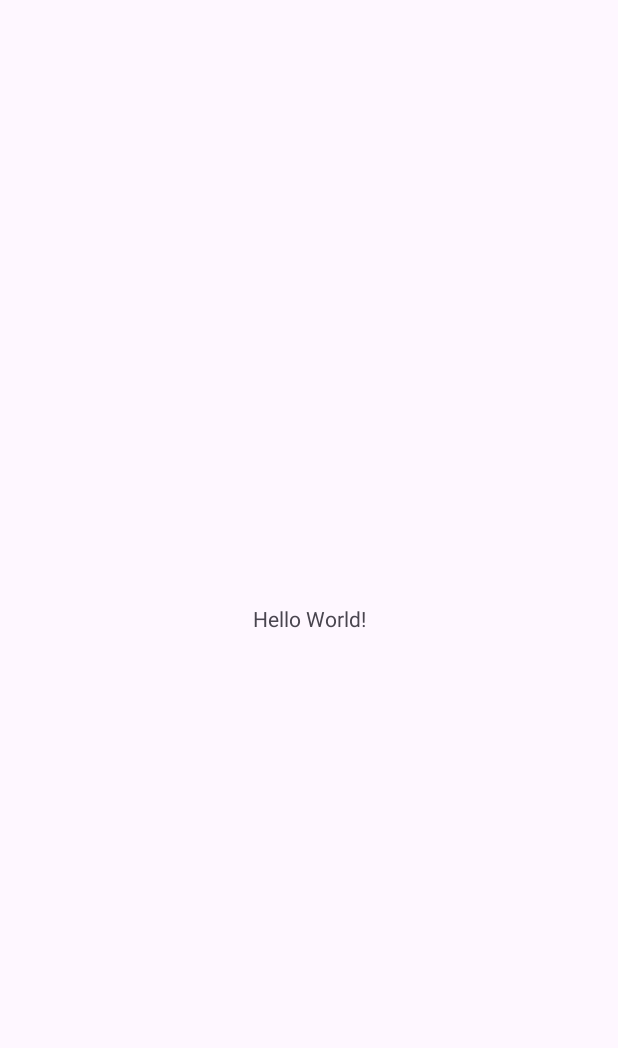
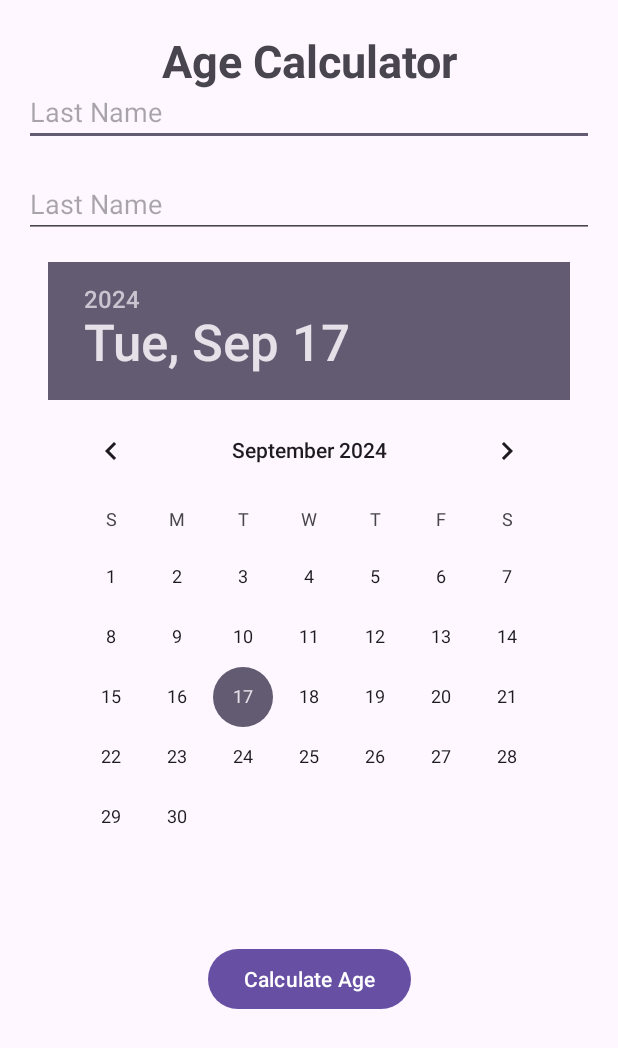
Before and after one commit to rjo5364/SWENG888-Practice-I, an Android app: the screen it shows after launch (MainActivity), on a phone screen of 412 x 824 dp. Before the commit the part shown is almost empty. Shown: the top 1048 px of the screen. Run offline under Robolectric (Android 15) with nearby library versions, the phone set to English and light mode, and no system bars.

Commit message:
Created UI in Activty Main XML

```diff
--- a/app/src/main/res/layout/activity_main.xml
+++ b/app/src/main/res/layout/activity_main.xml
@@ -6,14 +6,65 @@
     android:layout_width="match_parent"
     android:layout_height="match_parent"
     tools:context=".MainActivity">
-
     <TextView
-        android:layout_width="wrap_content"
-        android:layout_height="wrap_content"
-        android:text="Hello World!"
+        android:id="@+id/ScreenTitle"
+        android:layout_width="match_parent"
+        android:layout_height="match_parent"
+        android:gravity="center_horizontal"
+        android:layout_marginTop="20dp"
+        android:text="@string/app_name"
+        android:textStyle="bold"
+        android:textSize="30sp"
         app:layout_constraintBottom_toBottomOf="parent"
         app:layout_constraintEnd_toEndOf="parent"
         app:layout_constraintStart_toStartOf="parent"
         app:layout_constraintTop_toTopOf="parent" />
 
+    <!-- First Name Input Field -->
+    <EditText
+        android:id="@+id/firstNameEditText"
+        android:layout_width="0dp"
+        android:layout_height="wrap_content"
+        android:hint="@string/lName"
+        android:layout_marginStart="16dp"
+        android:layout_marginEnd="16dp"
+        android:layout_marginTop="32dp"
+        app:layout_constraintTop_toTopOf="@+id/ScreenTitle"
+        app:layout_constraintStart_toStartOf="parent"
+        app:layout_constraintEnd_toEndOf="parent" />
+
+    <!-- Last Name Input Field -->
+    <EditText
+        android:id="@+id/lastNameEditText"
+        android:layout_width="0dp"
+        android:layout_height="wrap_content"
+        android:hint="@string/lName"
+        android:layout_marginStart="16dp"
+        android:layout_marginEnd="16dp"
+        android:layout_marginTop="16dp"
+        app:layout_constraintTop_toBottomOf="@id/firstNameEditText"
+        app:layout_constraintStart_toStartOf="parent"
+        app:layout_constraintEnd_toEndOf="parent" />
+
+    <!-- Date of Birth DatePicker -->
+    <DatePicker
+        android:id="@+id/datePicker"
+        android:layout_width="wrap_content"
+        android:layout_height="wrap_content"
+        android:calendarViewShown="false"
+        android:layout_marginTop="16dp"
+        app:layout_constraintTop_toBottomOf="@id/lastNameEditText"
+        app:layout_constraintStart_toStartOf="parent"
+        app:layout_constraintEnd_toEndOf="parent" />
+
+    <!-- Calculate Age Button -->
+    <Button
+        android:id="@+id/calculateAgeButton"
+        android:layout_width="wrap_content"
+        android:layout_height="wrap_content"
+        android:text="@string/bText"
+        android:layout_marginTop="24dp"
+        app:layout_constraintTop_toBottomOf="@id/datePicker"
+        app:layout_constraintStart_toStartOf="parent"
+        app:layout_constraintEnd_toEndOf="parent" />
 </androidx.constraintlayout.widget.ConstraintLayout>
--- a/app/src/main/res/values/strings.xml
+++ b/app/src/main/res/values/strings.xml
@@ -1,3 +1,6 @@
 <resources>
     <string name="app_name">Age Calculator</string>
+    <string name="fName">First Name</string>
+    <string name="lName">Last Name</string>
+    <string name="bText">Calculate Age</string>
 </resources>
```
